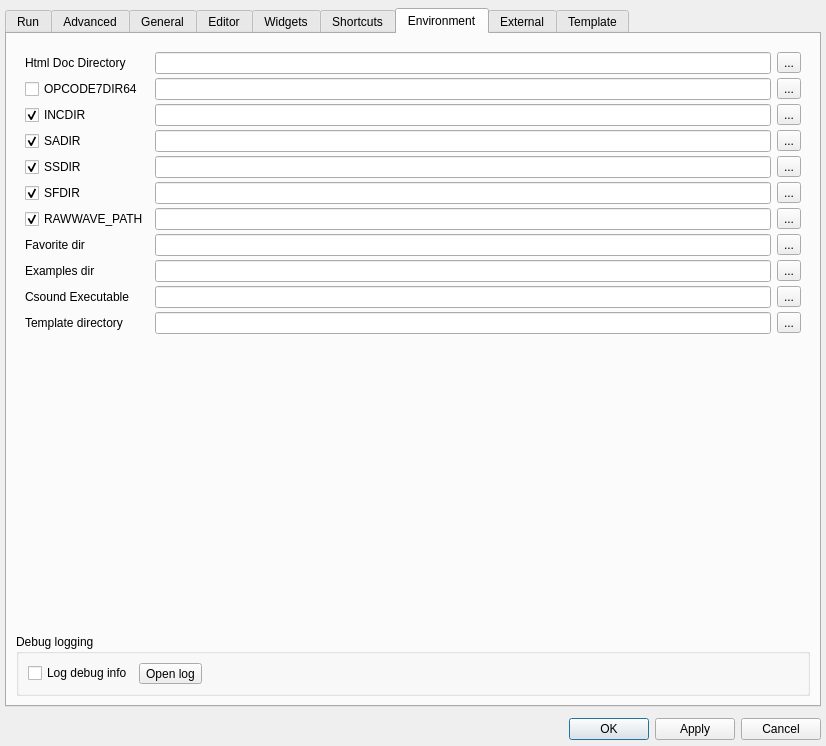
Qt form src/configdialog.ui (CsoundQt/CsoundQt) before a commit.
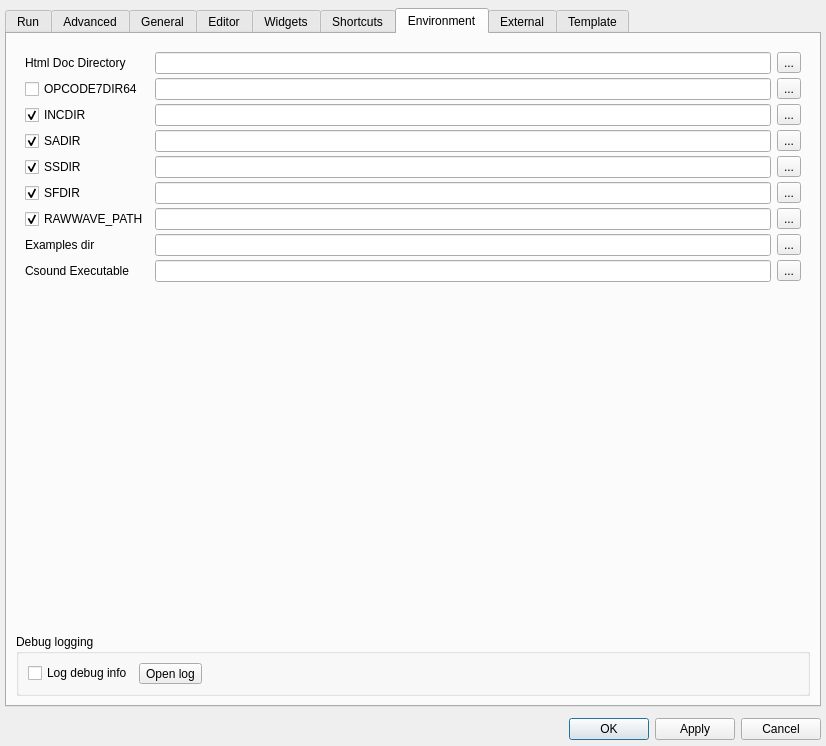
The same form after that commit. The open tabs and pages were chosen to show the change.

What changed in the file:
```diff
--- a/src/configdialog.ui
+++ b/src/configdialog.ui
@@ -2178,7 +2178,7 @@
               <item row="10" column="0">
                <widget class="QLabel" name="label_35">
                 <property name="text">
-                 <string>Favorites/Scripts menus max. depth</string>
+                 <string>Examples menu max. depth</string>
                 </property>
                </widget>
               </item>
@@ -3142,20 +3142,6 @@
                   </property>
                  </widget>
                 </item>
-                <item row="14" column="3">
-                 <widget class="QToolButton" name="templateToolButton">
-                  <property name="text">
-                   <string>...</string>
-                  </property>
-                 </widget>
-                </item>
-                <item row="14" column="2">
-                 <widget class="QLineEdit" name="templateLineEdit">
-                  <property name="enabled">
-                   <bool>true</bool>
-                  </property>
-                 </widget>
-                </item>
                 <item row="10" column="0">
                  <widget class="QLabel" name="label_42">
                   <property name="text">
@@ -3163,13 +3149,6 @@
                   </property>
                  </widget>
                 </item>
-                <item row="9" column="3">
-                 <widget class="QToolButton" name="favoriteToolButton">
-                  <property name="text">
-                   <string>...</string>
-                  </property>
-                 </widget>
-                </item>
                 <item row="1" column="2">
                  <widget class="QLineEdit" name="Opcode7dir64LineEdit">
                   <property name="toolTip">
@@ -3177,23 +3156,6 @@
                   </property>
                  </widget>
                 </item>
-                <item row="14" column="0">
-                 <widget class="QLabel" name="label_39">
-                  <property name="enabled">
-                   <bool>true</bool>
-                  </property>
-                  <property name="text">
-                   <string>Template directory</string>
-                  </property>
-                 </widget>
-                </item>
-                <item row="9" column="0">
-                 <widget class="QLabel" name="label_28">
-                  <property name="text">
-                   <string>Favorite dir</string>
-                  </property>
-                 </widget>
-                </item>
                 <item row="1" column="0">
                  <widget class="QCheckBox" name="Opcode7dir64CheckBox">
                   <property name="toolTip">
@@ -3308,13 +3270,6 @@
                   </property>
                  </widget>
                 </item>
-                <item row="9" column="2">
-                 <widget class="QLineEdit" name="favoriteLineEdit">
-                  <property name="enabled">
-                   <bool>true</bool>
-                  </property>
-                 </widget>
-                </item>
                 <item row="15" column="0">
                  <spacer name="verticalSpacer_2">
                   <property name="orientation">
```
